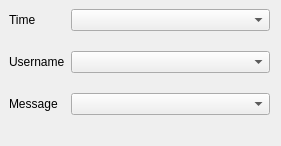
Qt form colors_diolog.ui (wbrink/PyQt-Chat-App) before a commit.
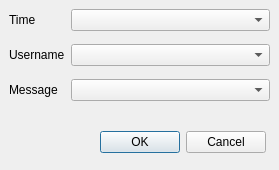
The same form after that commit.

Commit message: working on colors dialog box

```diff
--- a/colors_diolog.ui
+++ b/colors_diolog.ui
@@ -6,8 +6,8 @@
    <rect>
     <x>0</x>
     <y>0</y>
-    <width>281</width>
-    <height>146</height>
+    <width>279</width>
+    <height>170</height>
    </rect>
   </property>
   <property name="windowTitle">
@@ -19,12 +19,12 @@
      <x>9</x>
      <y>9</y>
      <width>261</width>
-     <height>131</height>
+     <height>111</height>
     </rect>
    </property>
    <layout class="QFormLayout" name="formLayout">
     <property name="verticalSpacing">
-     <number>20</number>
+     <number>13</number>
     </property>
     <item row="0" column="0">
      <widget class="QLabel" name="label">
@@ -58,6 +58,19 @@
     </item>
    </layout>
   </widget>
+  <widget class="QDialogButtonBox" name="colors_buttonBox">
+   <property name="geometry">
+    <rect>
+     <x>100</x>
+     <y>130</y>
+     <width>166</width>
+     <height>25</height>
+    </rect>
+   </property>
+   <property name="standardButtons">
+    <set>QDialogButtonBox::Cancel|QDialogButtonBox::Ok</set>
+   </property>
+  </widget>
  </widget>
  <resources/>
  <connections/>
```
The commit also changes 4 other files.
